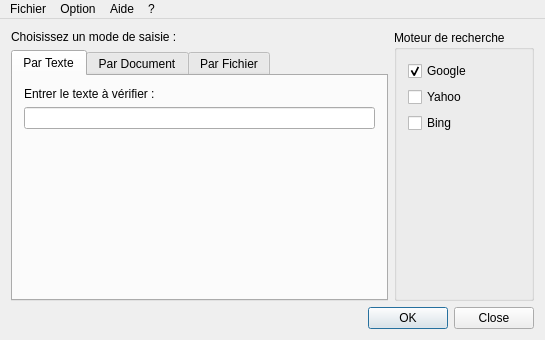
Above: Prototypes/AntiPlagia/src/Antiplagia/ihm.ui from Lorette/Antiplagiat before the change. Below: the same form after it.
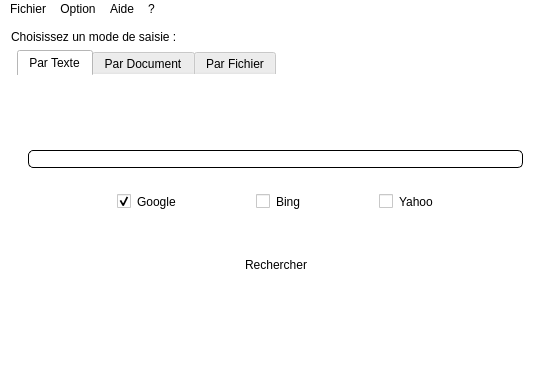
That is the form after the change. Icons and pictures are not drawn.

Commit message: Mis à jour interface, intégration images etc ....

```diff
--- a/Prototypes/AntiPlagia/src/Antiplagia/ihm.ui
+++ b/Prototypes/AntiPlagia/src/Antiplagia/ihm.ui
@@ -7,18 +7,25 @@
     <x>0</x>
     <y>0</y>
     <width>545</width>
-    <height>340</height>
+    <height>379</height>
    </rect>
   </property>
   <property name="windowTitle">
    <string>Ihm</string>
   </property>
+  <property name="styleSheet">
+   <string notr="true">background-color: rgb(255, 255, 255);</string>
+  </property>
   <widget class="QWidget" name="centralWidget">
-   <layout class="QVBoxLayout" name="verticalLayout_3">
+   <layout class="QHBoxLayout" name="horizontalLayout_3">
     <item>
      <layout class="QGridLayout" name="gridLayout">
-      <item row="1" column="0">
+      <item row="1" column="1">
        <widget class="QTabWidget" name="tabWidget">
+        <property name="styleSheet">
+         <string notr="true">background-color: rgb(255, 255, 255);
+border:none;</string>
+        </property>
         <property name="currentIndex">
          <number>0</number>
         </property>
@@ -30,17 +37,177 @@
           <item>
            <widget class="QLabel" name="label_5">
             <property name="text">
-             <string>Entrer le texte à vérifier :</string>
+             <string/>
+            </property>
+            <property name="pixmap">
+             <pixmap resource="antiplagia.qrc">:/images/p2.jpg</pixmap>
+            </property>
+            <property name="alignment">
+             <set>Qt::AlignCenter</set>
             </property>
            </widget>
           </item>
           <item>
            <widget class="QLineEdit" name="lineEdit_3">
+            <property name="styleSheet">
+             <string notr="true">border-style:solid;
+border-width:1px;
+border-radius:5px;</string>
+            </property>
             <property name="frame">
              <bool>true</bool>
             </property>
            </widget>
           </item>
+          <item>
+           <widget class="QGroupBox" name="groupBox">
+            <property name="styleSheet">
+             <string notr="true">border:none;</string>
+            </property>
+            <property name="title">
+             <string/>
+            </property>
+            <layout class="QVBoxLayout" name="verticalLayout_4">
+             <item>
+              <layout class="QHBoxLayout" name="horizontalLayout">
+               <property name="spacing">
+                <number>0</number>
+               </property>
+               <property name="leftMargin">
+                <number>0</number>
+               </property>
+               <item>
+                <spacer name="horizontalSpacer_3">
+                 <property name="orientation">
+                  <enum>Qt::Horizontal</enum>
+                 </property>
+                 <property name="sizeHint" stdset="0">
+                  <size>
+                   <width>40</width>
+                   <height>20</height>
+                  </size>
+                 </property>
+                </spacer>
+               </item>
+               <item>
+                <widget class="QCheckBox" name="checkBox_6">
+                 <property name="enabled">
+                  <bool>true</bool>
+                 </property>
+                 <property name="text">
+                  <string>Google</string>
+                 </property>
+                 <property name="checked">
+                  <bool>true</bool>
+                 </property>
+                </widget>
+               </item>
+               <item>
+                <spacer name="horizontalSpacer_5">
+                 <property name="orientation">
+                  <enum>Qt::Horizontal</enum>
+                 </property>
+                 <property name="sizeHint" stdset="0">
+                  <size>
+                   <width>40</width>
+                   <height>20</height>
+                  </size>
+                 </property>
+                </spacer>
+               </item>
+               <item>
+                <widget class="QCheckBox" name="checkBox_4">
+                 <property name="enabled">
+                  <bool>true</bool>
+                 </property>
+                 <property name="styleSheet">
+                  <string notr="true"/>
+                 </property>
+                 <property name="text">
+                  <string>Bing</string>
+                 </property>
+                </widget>
+               </item>
+               <item>
+                <spacer name="horizontalSpacer_6">
+                 <property name="orientation">
+                  <enum>Qt::Horizontal</enum>
+                 </property>
+                 <property name="sizeHint" stdset="0">
+                  <size>
+                   <width>40</width>
+                   <height>20</height>
+                  </size>
+                 </property>
+                </spacer>
+               </item>
+               <item>
+                <widget class="QCheckBox" name="checkBox_5">
+                 <property name="enabled">
+                  <bool>true</bool>
+                 </property>
+                 <property name="text">
+                  <string>Yahoo</string>
+                 </property>
+                </widget>
+               </item>
+               <item>
+                <spacer name="horizontalSpacer_4">
+                 <property name="orientation">
+                  <enum>Qt::Horizontal</enum>
+                 </property>
+                 <property name="sizeHint" stdset="0">
+                  <size>
+                   <width>40</width>
+                   <height>20</height>
+                  </size>
+                 </property>
+                </spacer>
+               </item>
+              </layout>
+             </item>
+            </layout>
+           </widget>
+          </item>
+          <item>
+           <widget class="QWidget" name="widget" native="true">
+            <layout class="QGridLayout" name="gridLayout_3">
+             <item row="0" column="1">
+              <widget class="QPushButton" name="pushButton">
+               <property name="text">
+                <string>Rechercher</string>
+               </property>
+              </widget>
+             </item>
+             <item row="0" column="0">
+              <spacer name="horizontalSpacer">
+               <property name="orientation">
+                <enum>Qt::Horizontal</enum>
+               </property>
+               <property name="sizeHint" stdset="0">
+                <size>
+                 <width>40</width>
+                 <height>20</height>
+                </size>
+               </property>
+              </spacer>
+             </item>
+             <item row="0" column="2">
+              <spacer name="horizontalSpacer_2">
+               <property name="orientation">
+                <enum>Qt::Horizontal</enum>
+               </property>
+               <property name="sizeHint" stdset="0">
+                <size>
+                 <width>40</width>
+                 <height>20</height>
+                </size>
+               </property>
+              </spacer>
+             </item>
+            </layout>
+           </widget>
+          </item>
           <item>
            <widget class="QLabel" name="label">
             <property name="text">
@@ -54,19 +221,6 @@
             </property>
            </widget>
           </item>
-          <item>
-           <spacer name="verticalSpacer_5">
-            <property name="orientation">
-             <enum>Qt::Vertical</enum>
-            </property>
-            <property name="sizeHint" stdset="0">
-             <size>
-              <width>20</width>
-              <height>40</height>
-             </size>
-            </property>
-           </spacer>
-          </item>
          </layout>
         </widget>
         <widget class="QWidget" name="tab_4">
@@ -129,62 +283,7 @@
         </widget>
        </widget>
       </item>
-      <item row="0" column="1" rowspan="2">
-       <widget class="QGroupBox" name="groupBox">
-        <property name="title">
-         <string>Moteur de recherche</string>
-        </property>
-        <layout class="QVBoxLayout" name="verticalLayout_4">
-         <item>
-          <widget class="QCheckBox" name="checkBox_6">
-           <property name="enabled">
-            <bool>true</bool>
-           </property>
-           <property name="text">
-            <string>Google</string>
-           </property>
-           <property name="checked">
-            <bool>true</bool>
-           </property>
-          </widget>
-         </item>
-         <item>
-          <widget class="QCheckBox" name="checkBox_5">
-           <property name="enabled">
-            <bool>true</bool>
-           </property>
-           <property name="text">
-            <string>Yahoo</string>
-           </property>
-          </widget>
-         </item>
-         <item>
-          <widget class="QCheckBox" name="checkBox_4">
-           <property name="enabled">
-            <bool>true</bool>
-           </property>
-           <property name="text">
-            <string>Bing</string>
-           </property>
-          </widget>
-         </item>
-         <item>
-          <spacer name="verticalSpacer_4">
-           <property name="orientation">
-            <enum>Qt::Vertical</enum>
-           </property>
-           <property name="sizeHint" stdset="0">
-            <size>
-             <width>20</width>
-             <height>40</height>
-            </size>
-           </property>
-          </spacer>
-         </item>
-        </layout>
-       </widget>
-      </item>
-      <item row="0" column="0">
+      <item row="0" column="0" colspan="2">
        <widget class="QLabel" name="label_4">
         <property name="text">
          <string>Choisissez un mode de saisie :</string>
@@ -193,13 +292,6 @@
       </item>
      </layout>
     </item>
-    <item>
-     <widget class="QDialogButtonBox" name="buttonBox">
-      <property name="standardButtons">
-       <set>QDialogButtonBox::Close|QDialogButtonBox::Ok</set>
-      </property>
-     </widget>
-    </item>
    </layout>
   </widget>
   <widget class="QMenuBar" name="menuBar">
@@ -208,7 +300,7 @@
      <x>0</x>
      <y>0</y>
      <width>545</width>
-     <height>21</height>
+     <height>20</height>
     </rect>
    </property>
    <widget class="QMenu" name="menuFichier">
```
Left out of the diff: 4 changed lines with no effect on the pictures. The commit also changes 4 other files.
